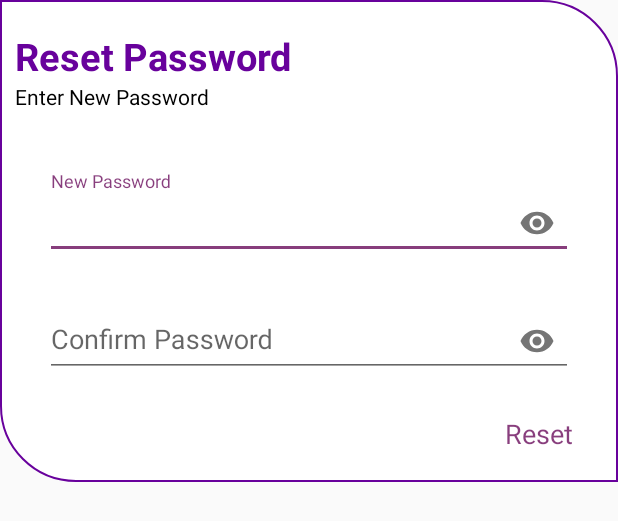
After one commit to smoil-ali/LMS, an Android app: the layout reset_password.xml on its own in the app's theme, with its tools: preview values and no code run, on a phone screen of 412 x 824 dp. The commit adds this screen. Shown: the top 521 px of the screen. Run offline under Robolectric (Android 15) with nearby library versions, the phone set to English and light mode, and no system bars.

Commit message:
ali commit

```diff
--- /dev/null
+++ b/app/src/main/java/com/example/lms/Listener/ResetListener.java
@@ -0,0 +1,5 @@
+package com.example.lms.Listener;
+
+public interface ResetListener {
+    public void onReset(String msg,String msg2);
+}
--- /dev/null
+++ b/app/src/main/res/drawable-v24/shape_dialog.xml
@@ -0,0 +1,19 @@
+<?xml version="1.0" encoding="utf-8"?>
+<shape xmlns:android="http://schemas.android.com/apk/res/android"
+    android:shape="rectangle">
+
+    <corners
+        android:topRightRadius="50dp"
+        android:bottomLeftRadius="50dp"/>
+    <padding
+        android:top="20dp"
+        android:left="10dp"
+        android:right="10dp"
+        android:bottom="20dp"/>
+    <solid
+        android:color="@color/white"/>
+    <stroke
+        android:width="1dp"
+        android:color="@color/colorPrimary"/>
+
+</shape>
--- /dev/null
+++ b/app/src/main/res/layout/reset_password.xml
@@ -0,0 +1,105 @@
+<?xml version="1.0" encoding="utf-8"?><androidx.constraintlayout.widget.ConstraintLayout xmlns:android="http://schemas.android.com/apk/res/android"
+    xmlns:tools="http://schemas.android.com/tools"
+    android:layout_width="match_parent"
+    android:layout_height="wrap_content"
+    xmlns:app="http://schemas.android.com/apk/res-auto"
+    android:background="@drawable/shape_dialog"
+    tools:context=".dialogs.ResetDialog">
+    <TextView
+        android:layout_width="wrap_content"
+        android:layout_height="wrap_content"
+        android:text="@string/reset_password"
+        app:layout_constraintTop_toTopOf="parent"
+        android:textColor="@color/colorPrimary"
+        android:textSize="25sp"
+        android:textStyle="bold"
+        android:id="@+id/title"
+        app:layout_constraintStart_toStartOf="parent"/>
+    <TextView
+        android:id="@+id/description"
+        android:layout_width="wrap_content"
+        android:layout_height="wrap_content"
+        app:layout_constraintTop_toBottomOf="@id/title"
+        app:layout_constraintStart_toStartOf="@id/title"
+        android:text="@string/password_detail"
+        android:textColor="#000"
+        android:textSize="14sp"/>
+
+    <com.google.android.material.textfield.TextInputLayout
+        android:id="@+id/new_password"
+        android:layout_width="match_parent"
+        android:layout_height="wrap_content"
+        android:hint="@string/new_password"
+        app:boxCornerRadiusTopStart="80dp"
+        app:boxCornerRadiusBottomStart="80dp"
+        app:boxCornerRadiusTopEnd="80dp"
+        app:boxCornerRadiusBottomEnd="80dp"
+        app:passwordToggleEnabled="true"
+        app:boxStrokeColor="@color/colorAccent"
+        android:layout_marginStart="20dp"
+        android:layout_marginEnd="20dp"
+        android:layout_marginTop="40dp"
+        android:inputType="textEmailAddress"
+        app:layout_constraintTop_toBottomOf="@id/description"
+        >
+        <com.google.android.material.textfield.TextInputEditText
+            android:id="@+id/new_pass"
+            android:layout_width="match_parent"
+            android:layout_height="match_parent"
+            android:inputType="textPassword"
+            />
+    </com.google.android.material.textfield.TextInputLayout>
+
+
+    <com.google.android.material.textfield.TextInputLayout
+        android:id="@+id/confirm_password"
+        android:layout_width="match_parent"
+        android:layout_height="wrap_content"
+        android:hint="@string/confirm_password"
+        app:boxCornerRadiusTopStart="80dp"
+        app:boxCornerRadiusBottomStart="80dp"
+        app:boxCornerRadiusTopEnd="80dp"
+        app:boxCornerRadiusBottomEnd="80dp"
+        app:passwordToggleEnabled="true"
+        app:layout_constraintTop_toBottomOf="@id/new_password"
+        app:boxStrokeColor="@color/colorAccent"
+        android:layout_marginStart="20dp"
+        android:layout_marginEnd="20dp"
+        android:layout_marginTop="20dp"
+        android:inputType="textEmailAddress"
+        >
+        <com.google.android.material.textfield.TextInputEditText
+            android:id="@+id/confirm_pass"
+            android:layout_width="match_parent"
+            android:layout_height="wrap_content"
+            android:inputType="textPassword"
+            />
+    </com.google.android.material.textfield.TextInputLayout>
+
+
+    <TextView
+        android:layout_width="wrap_content"
+        android:layout_height="wrap_content"
+        app:layout_constraintTop_toBottomOf="@id/confirm_password"
+        android:layout_marginTop="25dp"
+        app:layout_constraintStart_toStartOf="@id/confirm_password"
+        android:id="@+id/errorMessage"
+        android:textColor="@color/colorRed"
+        android:visibility="gone"
+        />
+
+    <TextView
+        android:id="@+id/resetBtn"
+        android:layout_width="wrap_content"
+        android:layout_height="wrap_content"
+        android:text="@string/reset"
+        app:layout_constraintEnd_toEndOf="@id/confirm_password"
+        app:layout_constraintTop_toBottomOf="@+id/confirm_password"
+        android:layout_marginTop="25dp"
+        android:textSize="18sp"
+        android:textColor="@color/colorAccent"
+        />
+
+
+
+</androidx.constraintlayout.widget.ConstraintLayout>
--- a/app/src/main/res/values/strings.xml
+++ b/app/src/main/res/values/strings.xml
@@ -41,4 +41,9 @@
     <string name="instructor_revenue_percentage">Instructor revenue percentage</string>
     <string name="admin_revenue_percentage">Admin revenue percentage</string>
     <string name="enter_number">Enter Number</string>
+    <string name="reset_password">Reset Password</string>
+    <string name="password_detail">Enter New Password</string>
+    <string name="new_password">New Password</string>
+    <string name="confirm_password">Confirm Password</string>
+    <string name="reset">Reset</string>
 </resources>
```
Also changed, not shown: app/src/main/java/com/example/lms/Factories/EnrollHistoryFactory.java (added, +27 -0 lines), app/src/main/java/com/example/lms/Listener/EnrollListener.java (added, +11 -0 lines), app/src/main/java/com/example/lms/MainActivity.java (+18 -3 lines), app/src/main/java/com/example/lms/Model/EnrollHistoryUserData.java (added, +51 -0 lines), app/src/main/java/com/example/lms/Model/EnrollmentHistoryData.java (added, +31 -0 lines), app/src/main/java/com/example/lms/Model/EnrollmentHistoryResponse.java (added, +40 -0 lines), app/src/main/java/com/example/lms/Model/ResetPassword.java (added, +31 -0 lines), app/src/main/java/com/example/lms/Model/Utils.java (+17 -0 lines), app/src/main/java/com/example/lms/Repository/EnrollmentHistoryRepository.java (added, +55 -0 lines), app/src/main/java/com/example/lms/Retorfit/AcademyApis.java (+12 -0 lines), app/src/main/java/com/example/lms/ViewModels/EnrollHistoryViewModel.java (added, +43 -0 lines), app/src/main/java/com/example/lms/dialogs/ResetDialog.java (added, +121 -0 lines), app/src/main/java/com/example/lms/ui/enrolment/EnrolHistoryFragment.java (+25 -2 lines), app/src/main/res/layout/fragment_enrolhistory.xml (+16 -3 lines), 1 more files.
